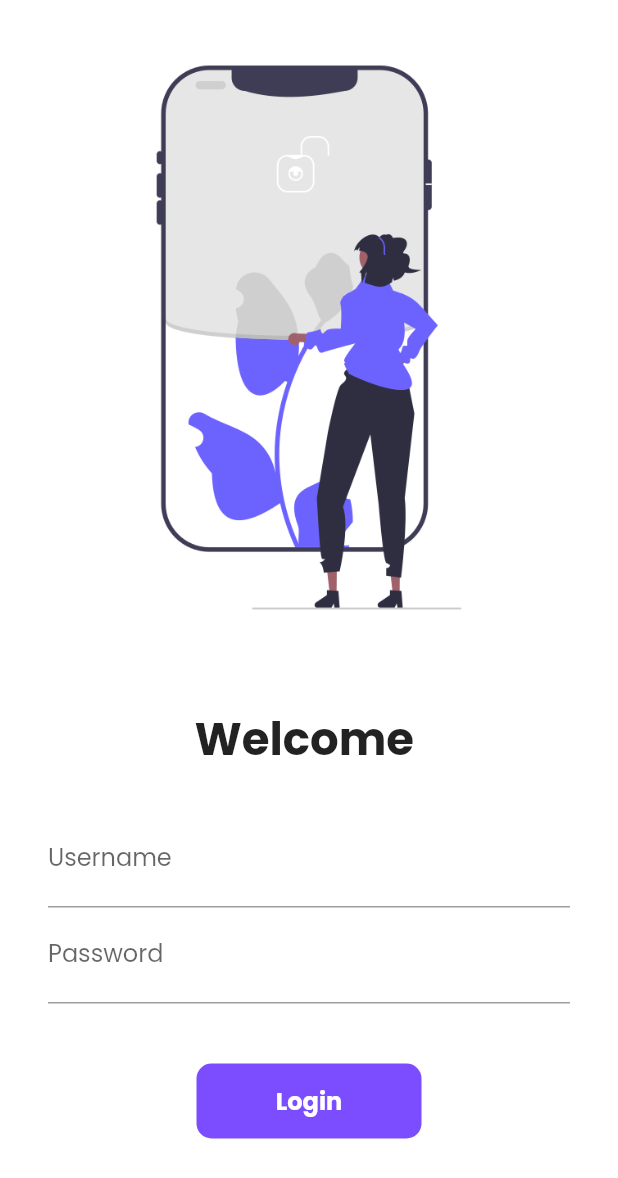
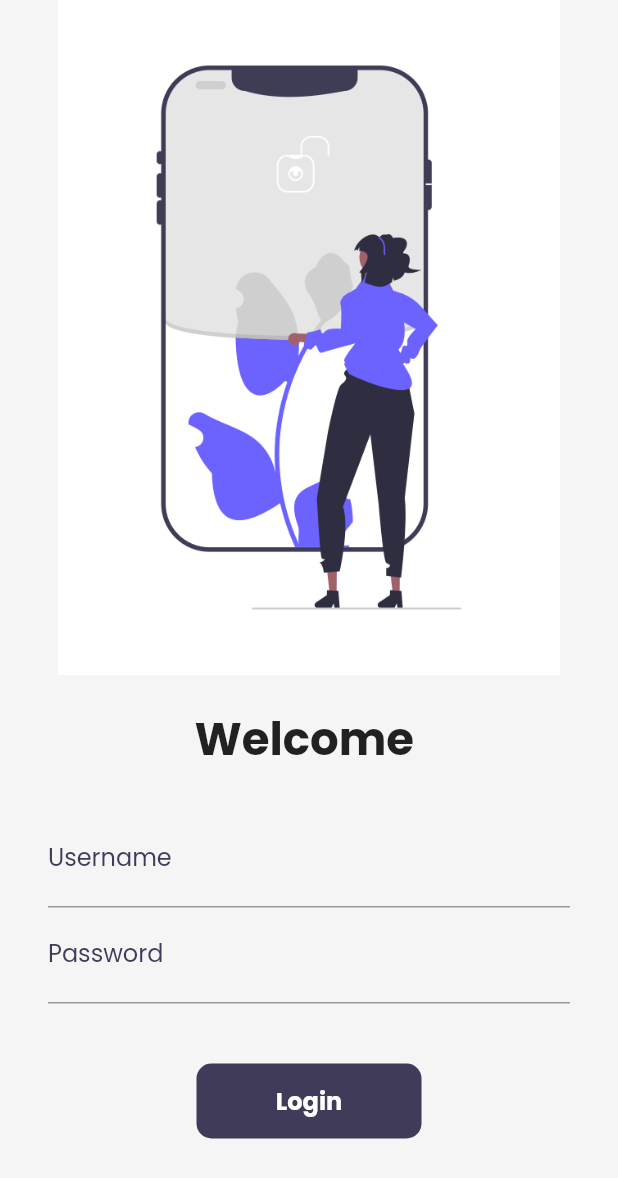
Before and after one commit to GlitchAyub/catalogueApp, a Flutter app: the LoginPage screen opened by its route, on a phone screen of 412 x 824 dp. Shown: the top 1178 px of the screen. Run offline on Flutter 3.47's test engine with Material 2 defaults, Android fonts, the phone set to English and light mode, and no system bars; our stand-ins replace google_fonts, velocity_x; network calls fail.

Commit message:
dark mode added

```diff
--- a/lib/main.dart
+++ b/lib/main.dart
@@ -16,8 +16,8 @@ class MyApp extends StatelessWidget {
   Widget build(BuildContext context) {
     return MaterialApp(
       // home: const Homepage(),
-      themeMode: ThemeMode.light,
-      theme:MyThemeData.lightTheme(context),
+      themeMode: ThemeMode.system,
+      theme: MyThemeData.lightTheme(context),
       darkTheme: MyThemeData.darkTheme(context),
       debugShowCheckedModeBanner: false,
       initialRoute: MyRoutes.homeRoute,
--- a/lib/screens/login_page.dart
+++ b/lib/screens/login_page.dart
@@ -1,5 +1,6 @@
 import 'package:catalogue_app/utils/routes.dart';
 import 'package:flutter/material.dart';
+import 'package:velocity_x/velocity_x.dart';
 
 class LoginPage extends StatefulWidget {
   const LoginPage({super.key});
@@ -30,7 +31,7 @@ class _LoginPageState extends State<LoginPage> {
   @override
   Widget build(BuildContext context) {
     return Material(
-      color: Colors.white,
+      color: context.canvasColor,
       child: Form(
         key: _formKey,
         child: Column(
@@ -89,7 +90,7 @@ class _LoginPageState extends State<LoginPage> {
                     ),
                     const SizedBox(height: 40),
                     Material(
-                      color: Colors.deepPurpleAccent,
+                      color: context.theme.hintColor,
                       borderRadius: BorderRadius.circular(
                         changeBtn ? 50 : 10,
                       ),
--- a/lib/widgets/home_widggets/catalog_image.dart
+++ b/lib/widgets/home_widggets/catalog_image.dart
@@ -1,4 +1,3 @@
-import 'package:catalogue_app/widgets/theme_data.dart';
 import 'package:flutter/material.dart';
 import 'package:velocity_x/velocity_x.dart';
 
@@ -11,6 +10,6 @@ class CatalogImage extends StatelessWidget {
   Widget build(BuildContext context) {
     return Image.network(
       image,
-    ).box.rounded.p8.color(MyThemeData.creamColor).make().p16().w40(context);
+    ).box.rounded.p8.color(context.canvasColor).make().p16().w40(context);
   }
 }
--- a/lib/widgets/theme_data.dart
+++ b/lib/widgets/theme_data.dart
@@ -1,10 +1,15 @@
 import 'package:flutter/material.dart';
 import 'package:google_fonts/google_fonts.dart';
+import 'package:velocity_x/velocity_x.dart';
 
 class MyThemeData {
   static ThemeData lightTheme(BuildContext context) => ThemeData(
         primarySwatch: Colors.deepPurple,
         fontFamily: GoogleFonts.poppins().fontFamily,
+        cardColor: Colors.white,
+        canvasColor: creamColor,
+        hintColor: darkBlueColor,
+        secondaryHeaderColor: darkBlueColor,
         appBarTheme: const AppBarTheme(
             color: Colors.white,
             elevation: 0,
@@ -14,9 +19,25 @@ class MyThemeData {
               fontWeight: FontWeight.bold,
             )),
       );
-  static ThemeData darkTheme(BuildContext context) =>
-      ThemeData(brightness: Brightness.dark);
+  static ThemeData darkTheme(BuildContext context) => ThemeData(
+        brightness: Brightness.dark,
+        fontFamily: GoogleFonts.poppins().fontFamily,
+        cardColor: Colors.black,
+        canvasColor: darkCreamColor,
+        hintColor: ligthBlueColor,
+        secondaryHeaderColor: Colors.white,
+        appBarTheme: const AppBarTheme(
+            color: Colors.white,
+            elevation: 0,
+            iconTheme: IconThemeData(color: Colors.white),
+            titleTextStyle: TextStyle(
+              color: Colors.black,
+              fontWeight: FontWeight.bold,
+            )),
+      );
+
   static Color creamColor = const Color(0xfff5f5f5);
-
+  static Color darkCreamColor = Vx.gray900;
+  static Color ligthBlueColor = Vx.indigo400;
   static Color darkBlueColor = const Color(0xff403b58);
 }
```
Also changed, not shown: lib/screens/home_details.dart (+6 -7 lines), lib/screens/home_page.dart (+7 -5 lines), lib/widgets/home_widggets/catalog_header.dart (+5 -2 lines), lib/widgets/home_widggets/catalog_list.dart (+6 -4 lines).
